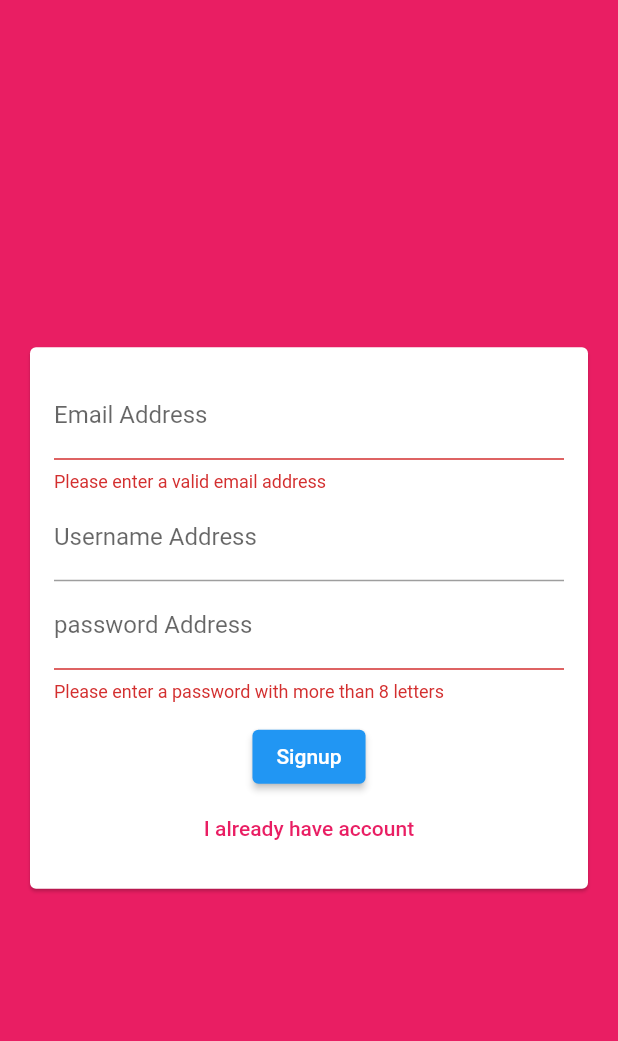
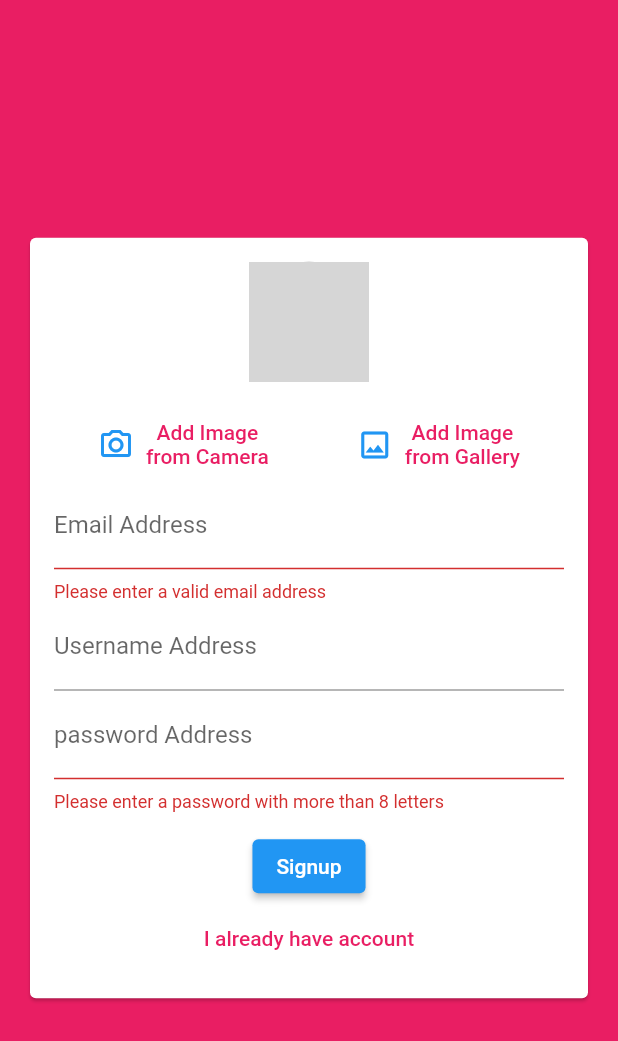
Before and after one commit to ay0o5h/chat_app_flutter_firbase, a Flutter app: the screen it shows after launch, after a tap on "Login", after a tap on "create new account", on a phone screen of 412 x 824 dp. Shown: the top 1041 px of the screen. Run offline on Flutter 3.47's test engine with Material 2 defaults, Android fonts, the phone set to English and light mode, and no system bars; our stand-ins replace cloud_firestore, firebase_auth, firebase_core, firebase_storage, image_picker; accounts and stored records are empty; grey boxes are pictures that could not be loaded.

Commit message:
upload image

```diff
--- a/lib/main.dart
+++ b/lib/main.dart
@@ -1,3 +1,4 @@
+import 'package:chat_app/screens/splash_screen.dart';
 import 'package:firebase_auth/firebase_auth.dart';
 import 'package:firebase_core/firebase_core.dart';
 import 'package:flutter/material.dart';
@@ -8,24 +9,27 @@ import 'screens/chat_screen.dart';
 void main() async {
   WidgetsFlutterBinding.ensureInitialized();
   await Firebase.initializeApp(
-    options: FirebaseOptions(
-      apiKey: "AIzaSyBIVRA4AvntMiKP5O91KxrzrQlys2zF7HY",
-      appId: "1:178290825349:android:9a386bb773823c29e2b1ec",
-      messagingSenderId: "AIzaSyBIVRA4AvntMiKP5O91KxrzrQlys2zF7HY",
-      projectId: "chatapp-3f6d7",
+    options: const FirebaseOptions(
+      apiKey: 'AIzaSyBIVRA4AvntMiKP5O91KxrzrQlys2zF7HY',
+      appId: '1:178290825349:android:9a386bb773823c29e2b1ec',
+      messagingSenderId: 'AIzaSyBIVRA4AvntMiKP5O91KxrzrQlys2zF7HY',
+      projectId: 'chatapp-3f6d7',
     ),
   );
 
-  runApp(MyApp());
+  runApp(const MyApp());
 }
 
 class MyApp extends StatelessWidget {
+  const MyApp({Key? key}) : super(key: key);
+
   @override
   Widget build(BuildContext context) {
     return MaterialApp(
       debugShowCheckedModeBanner: false,
       title: 'Flutter Demo',
       theme: ThemeData(
+              canvasColor: Colors.white,
               primaryColor: Colors.pink,
               backgroundColor: Colors.pink,
               buttonTheme: ButtonTheme.of(context),
@@ -40,8 +44,11 @@ class MyApp extends StatelessWidget {
       home: StreamBuilder(
           stream: FirebaseAuth.instance.authStateChanges(),
           builder: (ctx, snapShot) {
+            if (snapShot.connectionState == ConnectionState.waiting) {
+              return SplashScreen();
+            }
             if (snapShot.hasData) {
-              return ChatScreen();
+              return const ChatScreen();
             } else {
               return const authScreen();
             }
--- a/lib/screens/auth_screen.dart
+++ b/lib/screens/auth_screen.dart
@@ -1,6 +1,9 @@
+import 'dart:io';
+
 import 'package:chat_app/widgets/auth/auth_form.dart';
 import 'package:cloud_firestore/cloud_firestore.dart';
 import 'package:firebase_auth/firebase_auth.dart';
+import 'package:firebase_storage/firebase_storage.dart';
 import 'package:flutter/material.dart';
 
 class authScreen extends StatefulWidget {
@@ -23,7 +26,7 @@ class _authScreenState extends State<authScreen> {
   }
 
   Future<void> submitAuthForm(String email, String password, String username,
-      bool islogin, BuildContext ctx) async {
+      File image, bool islogin, BuildContext ctx) async {
     UserCredential _authResult;
 
     try {
@@ -40,10 +43,18 @@ class _authScreenState extends State<authScreen> {
           email: email,
           password: password,
         );
+        final ref = FirebaseStorage.instance
+            .ref()
+            .child('user_image')
+            .child(_authResult.user!.uid + '.jpg');
+        await ref.putFile(image);
+        final url = await ref.getDownloadURL();
+
         await FirebaseFirestore.instance
             .collection('users')
             .doc(_authResult.user!.uid)
-            .set({'username': username, 'password': password});
+            .set(
+                {'username': username, 'password': password, 'image_url': url});
       }
     } on FirebaseAuthException catch (e) {
       print(e);
--- /dev/null
+++ b/lib/screens/splash_screen.dart
@@ -0,0 +1,16 @@
+import 'package:flutter/material.dart';
+
+class SplashScreen extends StatelessWidget {
+  @override
+  Widget build(BuildContext context) {
+    return Scaffold(
+      backgroundColor: Theme.of(context).primaryColor,
+      body: const Center(
+        child: Text(
+          'Loading....',
+          style: TextStyle(color: Colors.white, fontWeight: FontWeight.bold),
+        ), // Text
+      ), // Center
+    ); // Scaffold
+  }
+}
--- a/lib/widgets/auth/auth_form.dart
+++ b/lib/widgets/auth/auth_form.dart
@@ -1,8 +1,11 @@
+import 'dart:io';
+
+import 'package:chat_app/widgets/auth/userImagePicker.dart';
 import 'package:flutter/material.dart';
 
 class authForm extends StatefulWidget {
   final void Function(String email, String password, String username,
-      bool islogin, BuildContext ctx) submitAuthForm;
+      File userImageFile, bool islogin, BuildContext ctx) submitAuthForm;
   final bool isLoading;
   const authForm(this.submitAuthForm, this.isLoading);
 
@@ -16,6 +19,8 @@ class _authFormState extends State<authForm> {
   String email = '';
   String password = '';
   String username = '';
+  late File userImageFile = File('');
+
   @override
   Widget build(BuildContext context) {
     return Center(
@@ -26,7 +31,12 @@ class _authFormState extends State<authForm> {
           child: Form(
             key: formkey,
             child: Column(mainAxisSize: MainAxisSize.min, children: [
+              if (!islogin) UserImagePicker(pickedimage),
+
               TextFormField(
+                  autocorrect: false,
+                  enableSuggestions: false,
+                  textCapitalization: TextCapitalization.none,
                   key: const ValueKey('email'),
                   validator: (val) {
                     if (val!.isEmpty || !val.contains('@')) {
@@ -42,6 +52,9 @@ class _authFormState extends State<authForm> {
               // TextForefield
               if (!islogin) // TextFormField
                 TextFormField(
+                  autocorrect: true,
+                  enableSuggestions: false,
+                  textCapitalization: TextCapitalization.words,
                   key: const ValueKey('username'),
                   validator: (val) {
                     if (val!.isEmpty || val.length < 4) {
@@ -94,17 +107,29 @@ class _authFormState extends State<authForm> {
     ); // Center;
   }
 
+  void pickedimage(File pickedImage) {
+    userImageFile = pickedImage;
+  }
+
   void submit() {
     final isvalid = formkey.currentState!.validate();
     FocusScope.of(context).unfocus();
+
+    if (!islogin && userImageFile == null) {
+      Scaffold.of(context).showSnackBar(SnackBar(
+        content: const Text('please pick an image'),
+        backgroundColor: Theme.of(context).errorColor,
+      ));
+      return;
+    }
     if (isvalid) {
       formkey.currentState?.save();
       print('email $email');
       print('password $password');
       print('username $username');
 
-      widget.submitAuthForm(
-          email.trim(), password, username.trim(), islogin, context);
+      widget.submitAuthForm(email.trim(), password, username.trim(),
+          userImageFile, islogin, context);
     }
   }
 }
--- /dev/null
+++ b/lib/widgets/auth/userImagePicker.dart
@@ -0,0 +1,63 @@
+import 'dart:io';
+
+import 'package:flutter/material.dart';
+import 'package:image_picker/image_picker.dart';
+
+class UserImagePicker extends StatefulWidget {
+  final void Function(File pickedImage) imagePickFn;
+
+  const UserImagePicker(this.imagePickFn);
+
+  @override
+  _UserImagePickerState createState() => _UserImagePickerState();
+}
+
+class _UserImagePickerState extends State<UserImagePicker> {
+  late File _pickedImage = File('');
+  final ImagePicker picker = ImagePicker();
+  @override
+  Widget build(BuildContext context) {
+    return Column(children: [
+      CircleAvatar(
+        radius: 40,
+        backgroundColor: Colors.grey,
+        backgroundImage: _pickedImage != null ? FileImage(_pickedImage) : null,
+      ), // circleAvatar
+      const SizedBox(height: 18),
+      Row(mainAxisAlignment: MainAxisAlignment.spaceAround, children: [
+        TextButton.icon(
+          onPressed: () => pickImage(ImageSource.camera),
+          icon: const Icon(Icons.photo_camera_outlined),
+          label: Text('Add Image\nfrom Camera',
+              textAlign: TextAlign.center,
+              style: TextStyle(
+                color: Theme.of(context).primaryColor,
+              )),
+        ),
+        TextButton.icon(
+          onPressed: () => pickImage(ImageSource.gallery),
+          icon: const Icon(Icons.image_outlined),
+          label: Text('Add Image\nfrom Gallery',
+              style: TextStyle(
+                color: Theme.of(context).primaryColor,
+              ),
+              textAlign: TextAlign.center),
+        ),
+      ]), // Row
+    ] // widget>[]
+        ); // Column
+  }
+
+  void pickImage(ImageSource src) async {
+    final pickedImageFile =
+        await picker.pickImage(source: src, imageQuality: 50);
+    if (pickedImageFile != null) {
+      setState(() {
+        _pickedImage = File(pickedImageFile.path);
+      });
+      widget.imagePickFn(_pickedImage);
+    } else {
+      print('No Image Selected');
+    }
+  }
+}
--- a/pubspec.yaml
+++ b/pubspec.yaml
@@ -38,6 +38,8 @@ dependencies:
   firebase_core: ^1.12.0
   firebase_database: ^9.0.6
   cloud_firestore: ^3.1.7
+  image_picker: ^0.8.4+6
+  firebase_storage: ^10.2.6
 
 dev_dependencies:
   flutter_test:
```
Also changed, not shown: lib/screens/chat_screen.dart (+9 -3 lines), lib/widgets/messages/message.dart (+10 -3 lines), lib/widgets/messages/message_bubble.dart (added, +81 -0 lines), lib/widgets/messages/new_messages.dart (+22 -2 lines), pubspec.lock.
